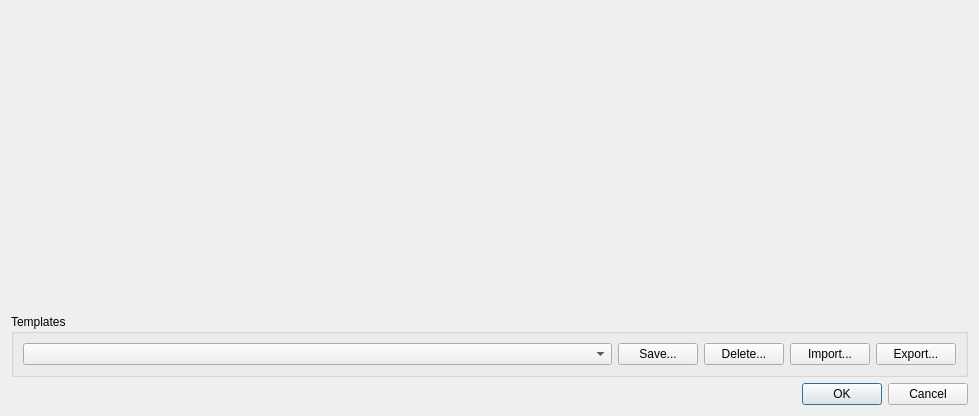
Above: common/lc_minifigdialog.ui from nathaneltitane/studworx before the change. Below: the same form after it.
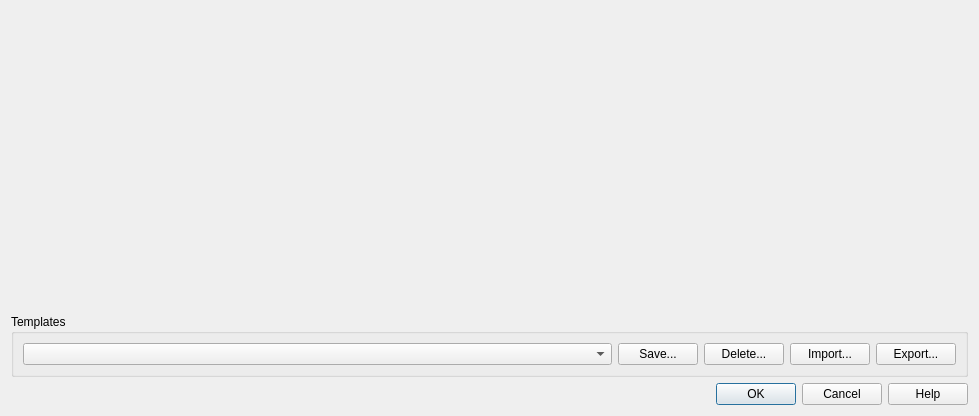
That is the form after the change.

Commit message: Add help for minifigures, palettes, and inventory imports

What changed in the file:
```diff
--- a/common/lc_minifigdialog.ui
+++ b/common/lc_minifigdialog.ui
@@ -78,7 +78,7 @@
       <enum>Qt::Horizontal</enum>
      </property>
      <property name="standardButtons">
-      <set>QDialogButtonBox::Cancel|QDialogButtonBox::Ok</set>
+      <set>QDialogButtonBox::Cancel|QDialogButtonBox::Help|QDialogButtonBox::Ok</set>
      </property>
     </widget>
    </item>
```
Left out of the diff: 39 changed lines with no effect on the pictures. The commit also changes 13 other files.
